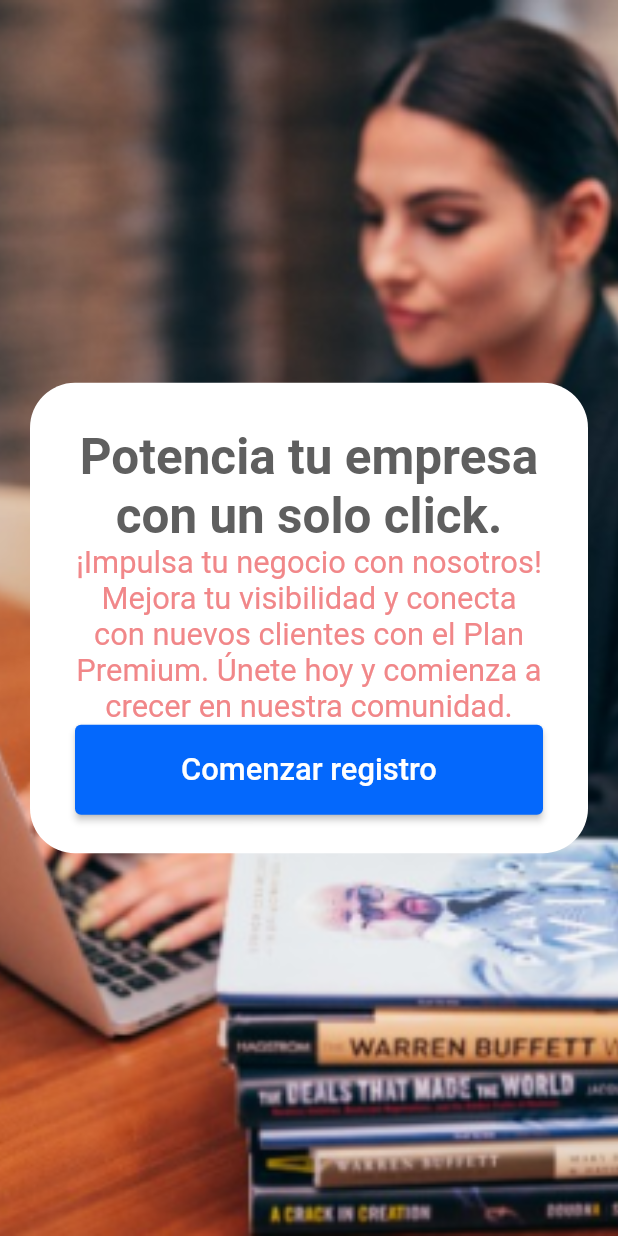
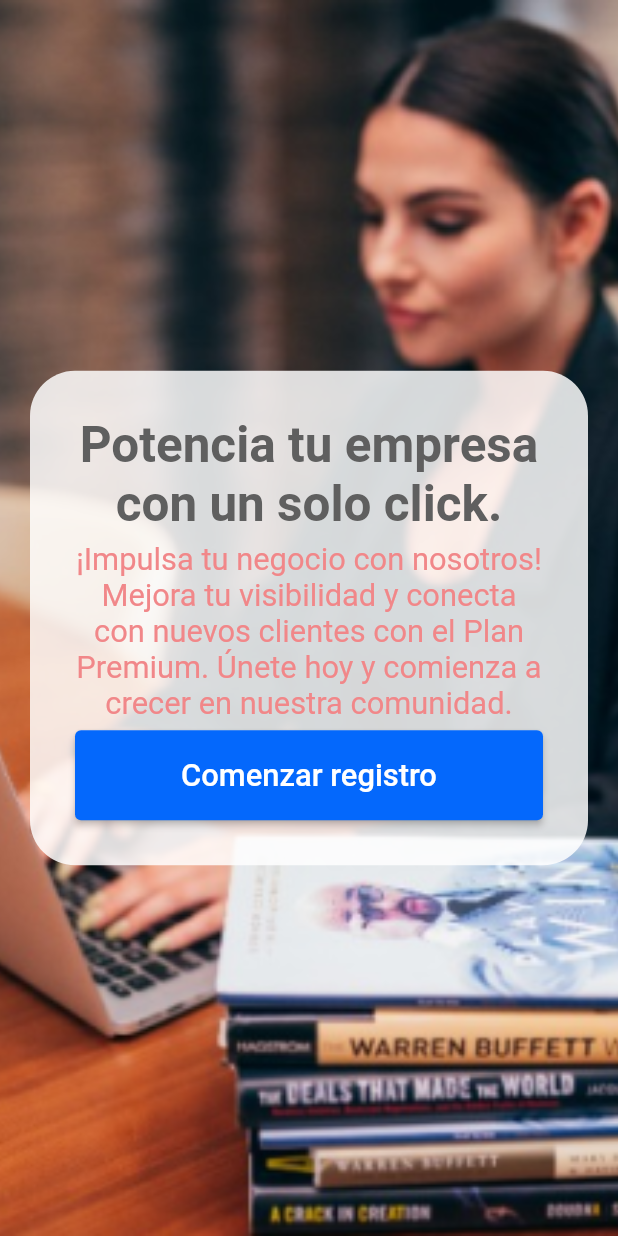
Before and after one commit to jesusManuelJuarez/FinderPymes, a Flutter app: the screen it shows after launch, item 2 of the bottom bar chosen, on a phone screen of 412 x 824 dp. Run offline on Flutter 3.47's test engine with Material 2 defaults, Android fonts, the light colour scheme and no system bars; our stand-ins replace animate_do, dotted_border, image_picker; network calls fail.

Commit message:
fix - se arreglaron errores de vistas

```diff
--- a/lib/feature/pymes/presentation/pages/registerPymes.dart
+++ b/lib/feature/pymes/presentation/pages/registerPymes.dart
@@ -2,6 +2,7 @@
 
 import 'package:finder_pymes/feature/pymes/presentation/pages/datosEmpresa.dart';
 import 'package:finder_pymes/feature/pymes/presentation/pages/stepper_state.dart';
+import 'package:finder_pymes/settings/size_responsive.dart';
 import 'package:flutter/material.dart';
 
 import 'package:provider/provider.dart';
@@ -26,14 +27,13 @@ class RegisterPymesPage extends StatelessWidget {
               image: AssetImage("assets/images/Rectangle 18.png"),
               fit: BoxFit.cover),
         ),
-        child: SafeArea(
-            child: FractionallySizedBox(
-          alignment: Alignment.center,
-          heightFactor: 0.40,
+        child: Center(
           child: Container(
             padding: const EdgeInsets.all(30),
+            height: SizeResponsize.blockSizeVertical(40),
+            width: SizeResponsize.sizeScreenWidth,
             decoration: BoxDecoration(
-                color: Colors.white, borderRadius: BorderRadius.circular(30)),
+                color: Color.fromARGB(214, 255, 255, 255), borderRadius: BorderRadius.circular(30)),
             child: Column(
               mainAxisAlignment: MainAxisAlignment.spaceBetween,
               children: [
@@ -87,7 +87,7 @@ class RegisterPymesPage extends StatelessWidget {
               ],
             ),
           ),
-        )),
+        ),
       ),
     );
   }
```
